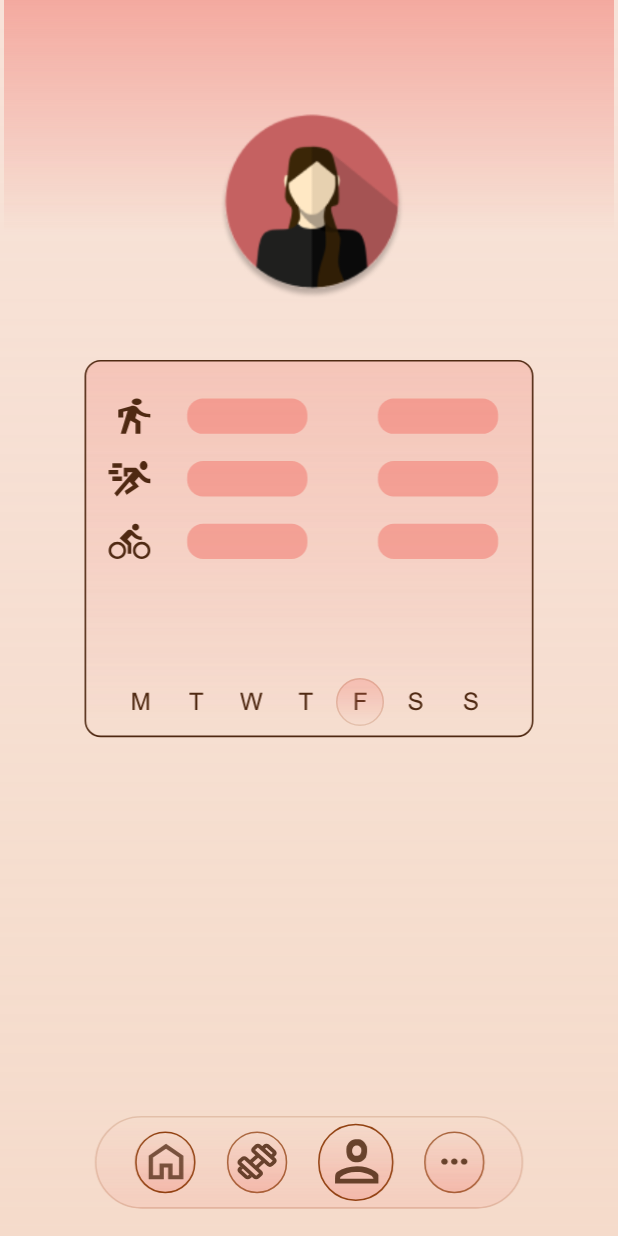
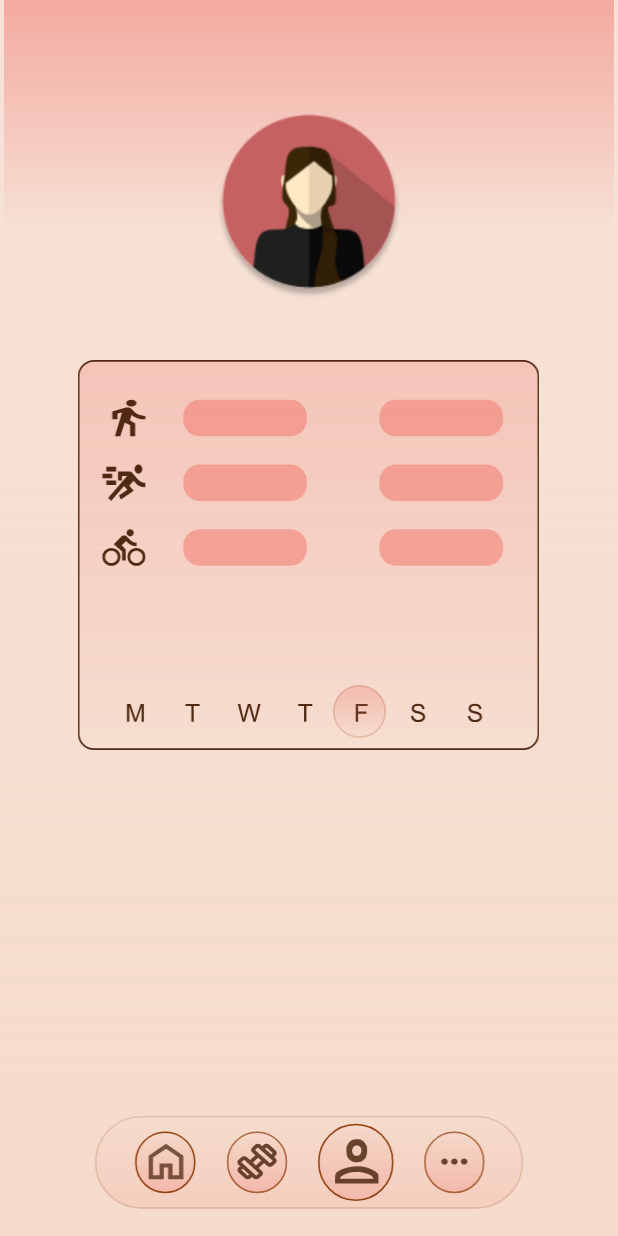
Before and after one commit to sneri12pic/FitnessApp, an Android app: the ProfileActivity screen opened directly, with no data from a screen before it, on a phone screen of 412 x 824 dp. Run offline under Robolectric (Android 15) with nearby library versions, the light colour scheme and no system bars; our stand-ins replace CircleImageView, Room's generated code.

Commit message:
Change button layout to center horizontal

```diff
--- a/app/src/main/java/com/example/fitnessapp/ProfileActivity.java
+++ b/app/src/main/java/com/example/fitnessapp/ProfileActivity.java
@@ -1,5 +1,7 @@
 package com.example.fitnessapp;
 
+import androidx.activity.result.ActivityResultLauncher;
+import androidx.activity.result.contract.ActivityResultContracts;
 import androidx.appcompat.app.AppCompatActivity;
 import androidx.room.Room;
 import com.bumptech.glide.Glide;
@@ -35,10 +37,22 @@ public class ProfileActivity extends AppCompatActivity {
     private final Executor executor = Executors.newSingleThreadExecutor();
 
     // Func to convert values dp to px
-    private int dpToPx(int dp) {
+/*    private int dpToPx(float dp) {
         float density = getResources().getDisplayMetrics().density;
         return (int) (dp * density + 0.5f);
-    }
+    }*/
+
+    // For Automatic set of week day
+    private final int[] panelLeftMargins = {
+            R.dimen.panel_sunday_left,
+            R.dimen.panel_monday_left,
+            R.dimen.panel_tuesday_left,
+            R.dimen.panel_wednesday_left,
+            R.dimen.panel_thursday_left,
+            R.dimen.panel_friday_left,
+            R.dimen.panel_saturday_left
+    };
+
 
     @SuppressLint("ClickableViewAccessibility")
     @Override
@@ -103,73 +117,25 @@ public class ProfileActivity extends AppCompatActivity {
             return false;
         });
 
-        profilePic.setOnClickListener(v -> {
-           Intent intent = new Intent(Intent.ACTION_PICK);
-           intent.setType("image/*");
-           startActivityForResult(intent, 1);
-       });
+        profilePic.setOnClickListener(v -> pickImageLauncher.launch("image/*"));
 
         // Get the current LayoutParams
         ViewGroup.MarginLayoutParams params = (ViewGroup.MarginLayoutParams) panelImage.getLayoutParams();
 
         // Get the day of the week to put correct menu tab of the exercise box
-        Calendar calendar = Calendar.getInstance();
-        int dayOfWeek = calendar.get(Calendar.DAY_OF_WEEK); //day order: 1 = Sunday, 2 = Monday, ..., 7 = Saturday
+        int dayIndex = Calendar.getInstance().get(Calendar.DAY_OF_WEEK) - 1;
+        setPanelPosition(panelImage,
+                getResources().getDimension(panelLeftMargins[dayIndex]),
+                getResources().getDimension(R.dimen.panel_dayOfWeek_top));
 
-        //MarginLeft step is 37.2 which is rounded
-        switch(dayOfWeek){
-            case Calendar.SUNDAY:
-                params.setMargins(dpToPx(295), dpToPx(452), 0, 0);
-                break;
-            case Calendar.MONDAY:
-                params.setMargins(dpToPx(72), dpToPx(452), 0, 0);
-                break;
-            case Calendar.TUESDAY:
-                params.setMargins(dpToPx(111), dpToPx(452), 0, 0);
-                break;
-            case Calendar.WEDNESDAY:
-                params.setMargins(dpToPx(146), dpToPx(452), 0, 0);
-                break;
-            case Calendar.THURSDAY:
-                params.setMargins(dpToPx(183), dpToPx(452), 0, 0);
-                break;
-            case Calendar.FRIDAY:
-                params.setMargins(dpToPx(220), dpToPx(452), 0, 0);
-                break;
-            case Calendar.SATURDAY:
-                params.setMargins(dpToPx(258), dpToPx(452), 0, 0);
-                break;
-        }
 //---------------------------------------------------------------------------------------------------------------Buttons Week Days
-        btn_panelMonday.setOnClickListener(v -> {
-            params.setMargins(dpToPx(72), dpToPx(452), 0, 0);
-            panelImage.setLayoutParams(params);
-        });
-        btn_panelTuesday.setOnClickListener(v -> {
-            params.setMargins(dpToPx(111), dpToPx(452), 0, 0);
-            panelImage.setLayoutParams(params);
-        });
-        btn_panelWednesday.setOnClickListener(v -> {
-            params.setMargins(dpToPx(146), dpToPx(452), 0, 0);
-            panelImage.setLayoutParams(params);
-        });
-        btn_panelThursday.setOnClickListener(v -> {
-            params.setMargins(dpToPx(183), dpToPx(452), 0, 0);
-            panelImage.setLayoutParams(params);
-        });
-        btn_panelFriday.setOnClickListener(v -> {
-            params.setMargins(dpToPx(220), dpToPx(452), 0, 0);
-            panelImage.setLayoutParams(params);
-        });
-        btn_panelSaturday.setOnClickListener(v -> {
-            params.setMargins(dpToPx(258), dpToPx(452), 0, 0);
-            panelImage.setLayoutParams(params);
-        });
-        btn_panelSunday.setOnClickListener(v -> {
-            params.setMargins(dpToPx(295), dpToPx(452), 0, 0);
-            panelImage.setLayoutParams(params);
-        });
-
+        btn_panelMonday.setOnClickListener(v -> setPanelPosition(panelImage, getResources().getDimension(R.dimen.panel_monday_left), getResources().getDimension(R.dimen.panel_dayOfWeek_top)));
+        btn_panelTuesday.setOnClickListener(v -> setPanelPosition(panelImage, getResources().getDimension(R.dimen.panel_tuesday_left), getResources().getDimension(R.dimen.panel_dayOfWeek_top)));
+        btn_panelWednesday.setOnClickListener(v -> setPanelPosition(panelImage, getResources().getDimension(R.dimen.panel_wednesday_left), getResources().getDimension(R.dimen.panel_dayOfWeek_top)));
+        btn_panelThursday.setOnClickListener(v -> setPanelPosition(panelImage, getResources().getDimension(R.dimen.panel_thursday_left), getResources().getDimension(R.dimen.panel_dayOfWeek_top)));
+        btn_panelFriday.setOnClickListener(v -> setPanelPosition(panelImage, getResources().getDimension(R.dimen.panel_friday_left), getResources().getDimension(R.dimen.panel_dayOfWeek_top)));
+        btn_panelSaturday.setOnClickListener(v -> setPanelPosition(panelImage, getResources().getDimension(R.dimen.panel_saturday_left), getResources().getDimension(R.dimen.panel_dayOfWeek_top)));
+        btn_panelSunday.setOnClickListener(v -> setPanelPosition(panelImage, getResources().getDimension(R.dimen.panel_sunday_left), getResources().getDimension(R.dimen.panel_dayOfWeek_top)));
 //---------------------------------------------------------------------------------------------------------------<
 
 //---------------------------------------------------------------------------------------------------------------Buttons Bottom Panel
@@ -178,26 +144,29 @@ public class ProfileActivity extends AppCompatActivity {
         findViewById(R.id.btn_exercise).setOnClickListener(v -> startActivity(new Intent(this, ExerciseActivity.class)));
         findViewById(R.id.btn_profile).setOnClickListener(v -> startActivity(new Intent(this, ProfileActivity.class)));
         findViewById(R.id.btn_settings).setOnClickListener(v -> startActivity(new Intent(this, SettingsActivity.class)));
-
     }
-
 //---------------------------------------------------------------------------------------------------------------<
     // Handles the result of Picture Upload
-    @Override
-    protected void onActivityResult(int requestCode, int resultCode, Intent data) {
-        super.onActivityResult(requestCode, resultCode, data);
-        if (requestCode == 1 && resultCode == RESULT_OK && data != null) {
-            Uri selectedImage = data.getData();
+    private final ActivityResultLauncher<String> pickImageLauncher =
+        registerForActivityResult(new ActivityResultContracts.GetContent(), uri -> {
+            if (uri != null) {
                 ImageView profilePicture = findViewById(R.id.img_profilePic);
                 Glide.with(this)
-                    .load(selectedImage)
+                        .load(uri)
                         .transform(new CircleCrop())
                         .placeholder(R.drawable.profile_icon_picture)
                         .into(profilePicture);
-
                 // Save URI to existing user
-            currentUser.photoUri = selectedImage.toString();
+                currentUser.photoUri = uri.toString();
                 executor.execute(() -> dao.update(currentUser));
             }
+        });
+
+    // Helper for set panel position
+    private void setPanelPosition(View panelImage, float leftDp, float topDp) {
+        ViewGroup.MarginLayoutParams params = (ViewGroup.MarginLayoutParams) panelImage.getLayoutParams();
+        params.setMargins((int) leftDp, (int) topDp, 0, 0);
+        panelImage.setLayoutParams(params);
     }
+
 }
--- a/app/src/main/res/drawable/exercisebox.xml
+++ b/app/src/main/res/drawable/exercisebox.xml
@@ -2,8 +2,9 @@
     xmlns:aapt="http://schemas.android.com/aapt"
     android:width="288dp"
     android:height="243dp"
-    android:viewportWidth="288"
-    android:viewportHeight="243">
+    android:viewportWidth="280"
+    android:viewportHeight="235">
+  <group android:translateX="-4" android:translateY="-0">
     <path
         android:pathData="M14,0L274,0A10,10 0,0 1,284 10L284,225A10,10 0,0 1,274 235L14,235A10,10 0,0 1,4 225L4,10A10,10 0,0 1,14 0z"
         android:fillAlpha="0.5">
@@ -78,4 +79,5 @@
     <path
         android:pathData="M26.54,46L30.85,31.57L28.08,32.29V35.77H25V30.96L32.77,28.76C33.13,28.66 33.51,28.6 33.9,28.58C34.3,28.56 34.68,28.6 35.04,28.68C35.4,28.77 35.74,28.89 36.06,29.04C36.38,29.19 36.64,29.39 36.85,29.63L38.38,31.27C39.05,31.98 39.96,32.57 41.1,33.03C42.24,33.49 43.54,33.72 45,33.72V35.77C43.21,35.77 41.6,35.52 40.19,35.03C38.78,34.53 37.58,33.9 36.58,33.13L35.62,36.28L38.85,38.33V46H35.77V39.35L32.54,37.71L29.77,46H26.54ZM36.54,28.09C35.69,28.09 34.97,27.89 34.37,27.49C33.76,27.09 33.46,26.61 33.46,26.05C33.46,25.48 33.76,25 34.37,24.6C34.97,24.2 35.69,24 36.54,24C37.38,24 38.11,24.2 38.71,24.6C39.31,25 39.62,25.48 39.62,26.05C39.62,26.61 39.31,27.09 38.71,27.49C38.11,27.89 37.38,28.09 36.54,28.09Z"
         android:fillColor="#4F2912"/>
+  </group>
 </vector>
--- a/app/src/main/res/drawable/panel.xml
+++ b/app/src/main/res/drawable/panel.xml
@@ -1,9 +1,12 @@
-<vector xmlns:android="http://schemas.android.com/apk/res/android"
+<vector
+    xmlns:android="http://schemas.android.com/apk/res/android"
     xmlns:aapt="http://schemas.android.com/aapt"
-    android:width="40dp"
-    android:height="40dp"
-    android:viewportWidth="40"
-    android:viewportHeight="40">
+    android:width="32dp"
+    android:height="32dp"
+    android:viewportWidth="32"
+    android:viewportHeight="32">
+
+  <group android:translateX="-4">
     <path
         android:pathData="M20,0L20,0A16,16 0,0 1,36 16L36,16A16,16 0,0 1,20 32L20,32A16,16 0,0 1,4 16L4,16A16,16 0,0 1,20 0z"
         android:strokeAlpha="0.25"
@@ -20,6 +23,7 @@
         </gradient>
       </aapt:attr>
     </path>
+
     <path
         android:strokeWidth="1"
         android:pathData="M20,0.5L20,0.5A15.5,15.5 0,0 1,35.5 16L35.5,16A15.5,15.5 0,0 1,20 31.5L20,31.5A15.5,15.5 0,0 1,4.5 16L4.5,16A15.5,15.5 0,0 1,20 0.5z"
@@ -27,4 +31,5 @@
         android:fillColor="#00000000"
         android:strokeColor="#914111"
         android:fillAlpha="0.25"/>
+  </group>
 </vector>
--- a/app/src/main/res/layout/activity_profile.xml
+++ b/app/src/main/res/layout/activity_profile.xml
@@ -19,99 +19,105 @@
         android:layout_marginTop="75dp"
         android:layout_marginLeft="145dp"
         android:src="@drawable/profile_icon_picture"
-        android:scaleType="centerCrop"/>
+        android:scaleType="centerCrop"
+        android:layout_centerHorizontal="true"/>
     <ImageView
         android:id="@+id/exercisebox"
-        android:layout_width="match_parent"
+        android:layout_width="310dp"
         android:layout_height="260dp"
         android:layout_marginTop="240dp"
         android:layout_centerHorizontal="true"
         android:src="@drawable/exercisebox" />
-
     <ImageView
         android:id="@+id/img_panel"
-        android:layout_width="40dp"
-        android:layout_height="40dp"
-        android:layout_marginTop="452dp"
-        android:layout_marginLeft="258dp"
+        android:layout_width="35dp"
+        android:layout_height="35dp"
+        android:layout_marginTop="457dp"
+        android:layout_marginLeft="299dp"
         android:src="@drawable/panel" />
+
+    <LinearLayout
+        android:id="@+id/container_btn_panel_days"
+        android:layout_width="wrap_content"
+        android:layout_height="wrap_content"
+        android:orientation="horizontal"
+        android:layout_marginTop="457dp"
+        android:layout_marginLeft="72dp"
+        android:layout_centerHorizontal="true">
         <Button
             android:id="@+id/btn_panelMonday"
-        android:layout_width="40dp"
-        android:layout_height="40dp"
-        android:layout_marginTop="452dp"
-        android:layout_marginStart="72dp"
+            android:layout_width="35dp"
+            android:layout_height="35dp"
+            android:layout_marginTop="0dp"
+            android:layout_marginLeft="0dp"
             android:alpha="0" />
         <Button
             android:id="@+id/btn_panelTuesday"
-        android:layout_width="40dp"
-        android:layout_height="40dp"
-        android:layout_marginTop="452dp"
-        android:layout_marginStart="109dp"
+            android:layout_width="35dp"
+            android:layout_height="35dp"
+            android:layout_marginTop="0dp"
+            android:layout_marginLeft="5dp"
             android:alpha="0" />
         <Button
             android:id="@+id/btn_panelWednesday"
-        android:layout_width="40dp"
-        android:layout_height="40dp"
-        android:layout_marginTop="452dp"
-        android:layout_marginStart="146dp"
+            android:layout_width="35dp"
+            android:layout_height="35dp"
+            android:layout_marginTop="0dp"
+            android:layout_marginLeft="0dp"
             android:alpha="0" />
         <Button
             android:id="@+id/btn_panelThursday"
-        android:layout_width="40dp"
-        android:layout_height="40dp"
-        android:layout_marginTop="452dp"
-        android:layout_marginStart="183dp"
+            android:layout_width="35dp"
+            android:layout_height="35dp"
+            android:layout_marginTop="0dp"
+            android:layout_marginLeft="5dp"
             android:alpha="0" />
         <Button
             android:id="@+id/btn_panelFriday"
-        android:layout_width="40dp"
-        android:layout_height="40dp"
-        android:layout_marginTop="452dp"
-        android:layout_marginStart="221dp"
+            android:layout_width="35dp"
+            android:layout_height="35dp"
+            android:layout_marginTop="0dp"
+            android:layout_marginLeft="0dp"
             android:alpha="0" />
         <Button
             android:id="@+id/btn_panelSaturday"
-        android:layout_width="40dp"
-        android:layout_height="40dp"
-        android:layout_marginTop="452dp"
-        android:layout_marginStart="258dp"
+            android:layout_width="35dp"
+            android:layout_height="35dp"
+            android:layout_marginTop="0dp"
+            android:layout_marginLeft="5dp"
             android:alpha="0" />
         <Button
             android:id="@+id/btn_panelSunday"
-        android:layout_width="40dp"
-        android:layout_height="40dp"
-        android:layout_marginTop="452dp"
-        android:layout_marginStart="295dp"
+            android:layout_width="35dp"
+            android:layout_height="35dp"
+            android:layout_marginTop="0dp"
+            android:layout_marginLeft="0dp"
             android:alpha="0" />
-
+    </LinearLayout>
 
     <RelativeLayout
         android:layout_width="match_parent"
         android:layout_height="wrap_content"
         android:layout_alignParentBottom="true"
         android:layout_marginBottom="10dp">
-
         <ImageView
             android:id="@+id/panel_bottom"
             android:layout_width="match_parent"
             android:layout_height="70dp"
             android:layout_centerHorizontal="true"
             android:src="@drawable/panelbottomprofile" />
-
         <LinearLayout
             android:layout_width="match_parent"
             android:layout_height="50dp"
-            android:orientation="horizontal">
-
+            android:orientation="horizontal"
+            android:layout_centerHorizontal="true">
             <Button
                 android:id="@+id/btn_home"
                 android:layout_width="40dp"
                 android:layout_height="40dp"
                 android:layout_marginLeft="90dp"
                 android:layout_marginTop="5dp"
-                android:alpha="0"
-                android:onClick="goToHomeActivity" />
+                android:alpha="0" />
             <Button
                 android:id="@+id/btn_exercise"
                 android:layout_width="40dp"
--- a/app/src/main/res/values/dimens.xml
+++ b/app/src/main/res/values/dimens.xml
@@ -2,4 +2,16 @@
     <dimen name="running_details_top_margin">310dp</dimen>
     <dimen name="jogging_details_top_margin">310dp</dimen>
     <dimen name="running_details_container_margin_top">16dp</dimen>
+
+
+    <dimen name="panel_dayOfWeek_top">457dp</dimen>
+
+    <dimen name="panel_monday_left">75dp</dimen>
+    <dimen name="panel_tuesday_left">113dp</dimen>
+    <dimen name="panel_wednesday_left">149dp</dimen>
+    <dimen name="panel_thursday_left">186dp</dimen>
+    <dimen name="panel_friday_left">222dp</dimen>
+    <dimen name="panel_saturday_left">259dp</dimen>
+    <dimen name="panel_sunday_left">299dp</dimen>
+
 </resources>
```
Lines whose indentation alone changed are shown as unchanged.
